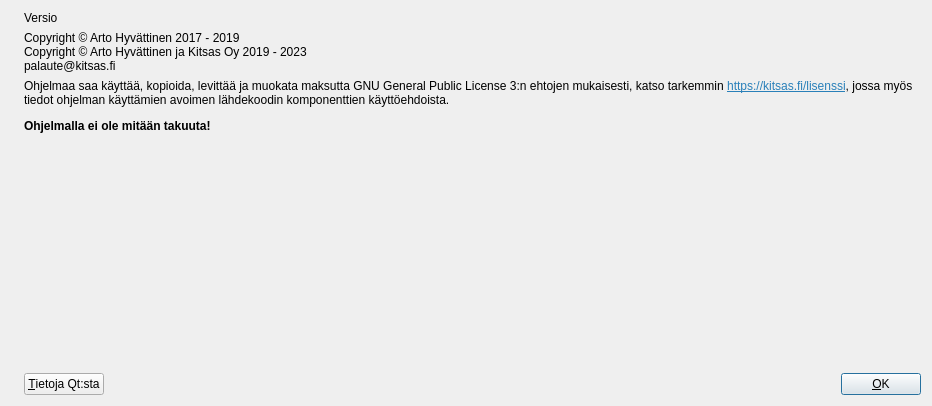
Qt form kitsas/aloitussivu/aboutdialog.ui (artoh/kitupiikki) before a commit.
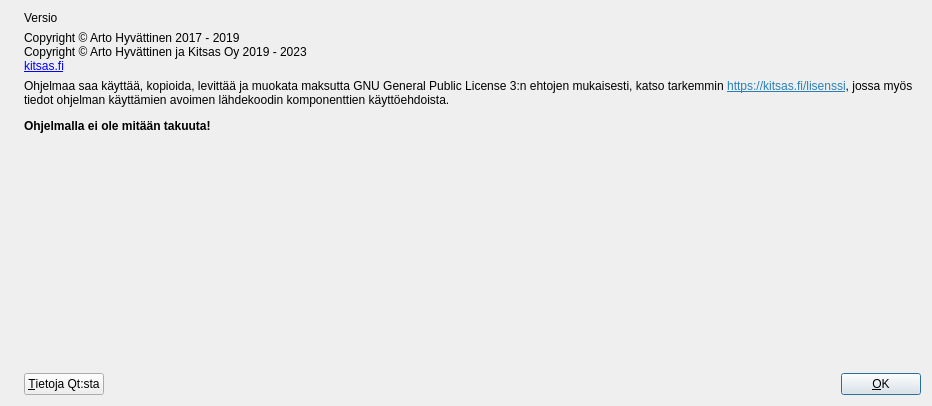
The same form after that commit. Icons and pictures are not drawn.

What changed in the file:
```diff
--- a/kitsas/aloitussivu/aboutdialog.ui
+++ b/kitsas/aloitussivu/aboutdialog.ui
@@ -41,9 +41,12 @@
      <item>
       <widget class="QLabel" name="label_3">
        <property name="text">
-        <string>Copyright © Arto Hyvättinen 2017 - 2019
-Copyright © Arto Hyvättinen ja Kitsas Oy 2019 - 2023
-palaute@kitsas.fi</string>
+        <string>Copyright © Arto Hyvättinen 2017 - 2019&lt;br/&gt;
+Copyright © Arto Hyvättinen ja Kitsas Oy 2019 - 2023&lt;br/&gt;
+&lt;a href=&quot;https://kitsas.fi&quot;&gt;kitsas.fi&lt;/a&gt;</string>
+       </property>
+       <property name="openExternalLinks">
+        <bool>true</bool>
        </property>
       </widget>
      </item>
```
